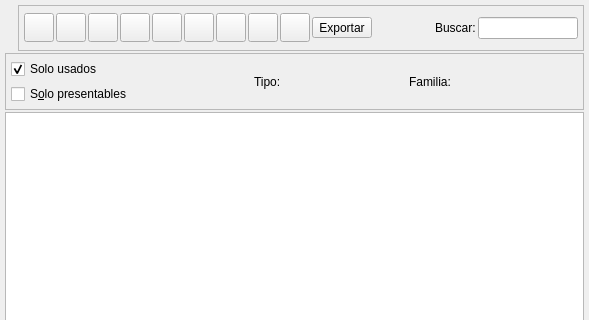
The window that bulmages/bulmafact/src/articleslistbase.ui (eboladev/Bulmages-1) describes before a commit, drawn with Qt 5; both pictures show x 0 to 589 and y 0 to 320 of the 589 by 493 pixel window.
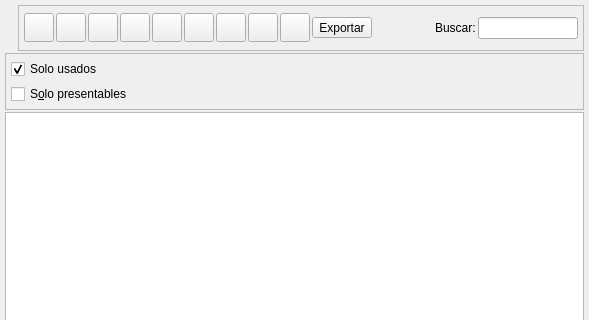
The same window after the commit. Icons and pictures are not drawn. Custom widgets are drawn as their Qt base class.

```diff
--- a/bulmages/bulmafact/src/articleslistbase.ui
+++ b/bulmages/bulmafact/src/articleslistbase.ui
@@ -357,6 +357,22 @@
           <property name="spacing" >
            <number>5</number>
           </property>
+          <item>
+           <spacer>
+            <property name="orientation" >
+             <enum>Qt::Vertical</enum>
+            </property>
+            <property name="sizeType" >
+             <enum>QSizePolicy::Minimum</enum>
+            </property>
+            <property name="sizeHint" >
+             <size>
+              <width>20</width>
+              <height>0</height>
+             </size>
+            </property>
+           </spacer>
+          </item>
           <item>
            <widget class="QCheckBox" name="m_usadoarticulo" >
             <property name="text" >
@@ -383,73 +399,25 @@
          </layout>
         </item>
         <item>
-         <spacer>
-          <property name="orientation" >
-           <enum>Qt::Horizontal</enum>
-          </property>
-          <property name="sizeType" >
-           <enum>QSizePolicy::Expanding</enum>
-          </property>
-          <property name="sizeHint" >
+         <widget class="BusquedaTipoArticulo" native="1" name="m_tipoarticulo" >
+          <property name="minimumSize" >
            <size>
-            <width>51</width>
-            <height>20</height>
+            <width>50</width>
+            <height>0</height>
            </size>
           </property>
-         </spacer>
-        </item>
-        <item>
-         <widget class="QLabel" name="textLabel2" >
-          <property name="text" >
-           <string>Tipo: </string>
-          </property>
          </widget>
         </item>
         <item>
-         <widget class="BusquedaTipoArticulo" native="1" name="m_tipoarticulo" />
-        </item>
-        <item>
-         <spacer>
-          <property name="orientation" >
-           <enum>Qt::Horizontal</enum>
-          </property>
-          <property name="sizeType" >
-           <enum>QSizePolicy::Expanding</enum>
-          </property>
-          <property name="sizeHint" >
+         <widget class="BusquedaFamilia" native="1" name="m_familia" >
+          <property name="minimumSize" >
            <size>
-            <width>61</width>
-            <height>20</height>
+            <width>50</width>
+            <height>0</height>
            </size>
           </property>
-         </spacer>
-        </item>
-        <item>
-         <widget class="QLabel" name="textLabel1_2" >
-          <property name="text" >
-           <string>Familia: </string>
-          </property>
          </widget>
         </item>
-        <item>
-         <widget class="BusquedaFamilia" native="1" name="m_familia" />
-        </item>
-        <item>
-         <spacer>
-          <property name="orientation" >
-           <enum>Qt::Horizontal</enum>
-          </property>
-          <property name="sizeType" >
-           <enum>QSizePolicy::Expanding</enum>
-          </property>
-          <property name="sizeHint" >
-           <size>
-            <width>120</width>
-            <height>21</height>
-           </size>
-          </property>
-         </spacer>
-        </item>
        </layout>
       </item>
      </layout>
@@ -462,6 +430,11 @@
  </widget>
  <layoutdefault spacing="3" margin="5" />
  <customwidgets>
+  <customwidget>
+   <class>ArticuloListSubForm</class>
+   <extends>QTableWidget</extends>
+   <header>articulolist.h</header>
+  </customwidget>
   <customwidget>
    <class>BusquedaFamilia</class>
    <extends>QWidget</extends>
@@ -472,11 +445,6 @@
    <extends>QWidget</extends>
    <header>busquedatipoarticulo.h</header>
   </customwidget>
-  <customwidget>
-   <class>ArticuloListSubForm</class>
-   <extends>QTableWidget</extends>
-   <header>articulolist.h</header>
-  </customwidget>
  </customwidgets>
  <tabstops>
   <tabstop>mui_list</tabstop>
```
